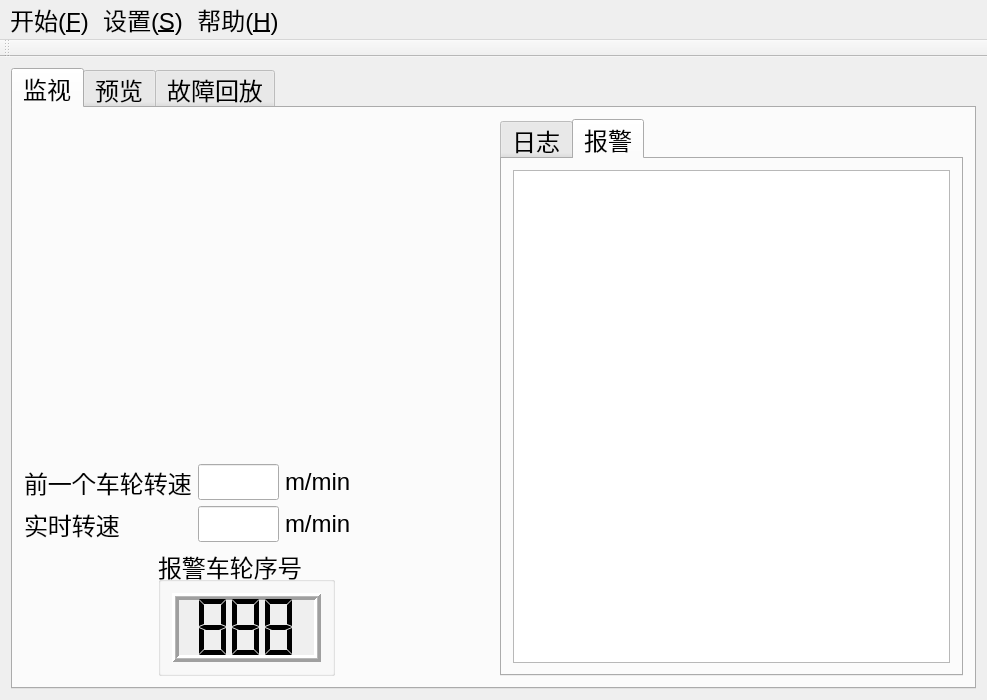
Before: the Qt Designer form WheelMonitor/MainWindow.ui in cx3386/WheelMonitor, drawn with Qt 5.
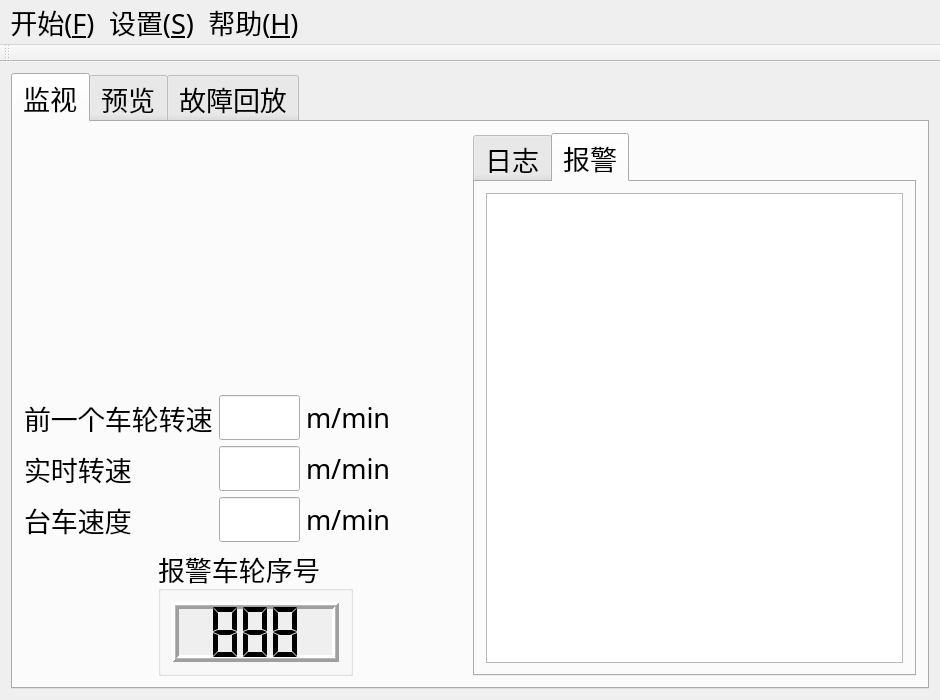
After: the same form once the commit is applied. The open tabs and pages were chosen to show the change. Icons and pictures are not drawn. Custom widgets are drawn as their Qt base class.

```diff
--- a/WheelMonitor/MainWindow.ui
+++ b/WheelMonitor/MainWindow.ui
@@ -6,13 +6,14 @@
    <rect>
     <x>0</x>
     <y>0</y>
-    <width>987</width>
+    <width>940</width>
     <height>700</height>
    </rect>
   </property>
   <property name="font">
    <font>
-    <pointsize>18</pointsize>
+    <family>等线</family>
+    <pointsize>20</pointsize>
    </font>
   </property>
   <property name="windowTitle">
@@ -36,210 +37,7 @@
        <attribute name="title">
         <string>监视</string>
        </attribute>
-       <layout class="QGridLayout" name="gridLayout_6">
-        <item row="0" column="2" rowspan="3">
-         <widget class="QTabWidget" name="logTabWidget">
-          <property name="minimumSize">
-           <size>
-            <width>0</width>
-            <height>0</height>
-           </size>
-          </property>
-          <property name="currentIndex">
-           <number>0</number>
-          </property>
-          <widget class="QWidget" name="logTab">
-           <attribute name="title">
-            <string>日志</string>
-           </attribute>
-           <layout class="QGridLayout" name="gridLayout_5">
-            <item row="0" column="0">
-             <widget class="myTextBrowser" name="logTextBrowser">
-              <property name="minimumSize">
-               <size>
-                <width>200</width>
-                <height>0</height>
-               </size>
-              </property>
-              <property name="font">
-               <font>
-                <pointsize>9</pointsize>
-               </font>
-              </property>
-              <property name="frameShape">
-               <enum>QFrame::StyledPanel</enum>
-              </property>
-              <property name="lineWrapMode">
-               <enum>QTextEdit::NoWrap</enum>
-              </property>
-              <property name="readOnly">
-               <bool>true</bool>
-              </property>
-             </widget>
-            </item>
-           </layout>
-          </widget>
-          <widget class="QWidget" name="errorTab">
-           <attribute name="title">
-            <string>报警</string>
-           </attribute>
-           <layout class="QGridLayout" name="gridLayout_3">
-            <item row="0" column="0">
-             <widget class="myTextBrowser" name="errorTextBrowser">
-              <property name="minimumSize">
-               <size>
-                <width>200</width>
-                <height>0</height>
-               </size>
-              </property>
-              <property name="font">
-               <font>
-                <pointsize>9</pointsize>
-               </font>
-              </property>
-              <property name="focusPolicy">
-               <enum>Qt::StrongFocus</enum>
-              </property>
-              <property name="autoFillBackground">
-               <bool>false</bool>
-              </property>
-              <property name="frameShape">
-               <enum>QFrame::StyledPanel</enum>
-              </property>
-              <property name="frameShadow">
-               <enum>QFrame::Sunken</enum>
-              </property>
-              <property name="lineWrapMode">
-               <enum>QTextEdit::NoWrap</enum>
-              </property>
-              <property name="placeholderText">
-               <string/>
-              </property>
-             </widget>
-            </item>
-           </layout>
-          </widget>
-         </widget>
-        </item>
-        <item row="1" column="0">
-         <layout class="QGridLayout" name="gridLayout_10">
-          <item row="1" column="0">
-           <widget class="QLabel" name="realSpeedLabel">
-            <property name="sizePolicy">
-             <sizepolicy hsizetype="Preferred" vsizetype="Preferred">
-              <horstretch>0</horstretch>
-              <verstretch>0</verstretch>
-             </sizepolicy>
-            </property>
-            <property name="text">
-             <string>实时转速</string>
-            </property>
-            <property name="buddy">
-             <cstring>realSpeedLineEdit</cstring>
-            </property>
-           </widget>
-          </item>
-          <item row="0" column="2">
-           <widget class="QLabel" name="label">
-            <property name="text">
-             <string>m/min</string>
-            </property>
-            <property name="buddy">
-             <cstring>lastSpeedLineEdit</cstring>
-            </property>
-           </widget>
-          </item>
-          <item row="1" column="2">
-           <widget class="QLabel" name="label_2">
-            <property name="text">
-             <string>m/min</string>
-            </property>
-            <property name="buddy">
-             <cstring>realSpeedLineEdit</cstring>
-            </property>
-           </widget>
-          </item>
-          <item row="1" column="1">
-           <widget class="QLineEdit" name="realSpeedLineEdit">
-            <property name="enabled">
-             <bool>true</bool>
-            </property>
-            <property name="minimumSize">
-             <size>
-              <width>81</width>
-              <height>0</height>
-             </size>
-            </property>
-            <property name="maximumSize">
-             <size>
-              <width>81</width>
-              <height>16777215</height>
-             </size>
-            </property>
-            <property name="text">
-             <string/>
-            </property>
-            <property name="readOnly">
-             <bool>true</bool>
-            </property>
-           </widget>
-          </item>
-          <item row="0" column="1">
-           <widget class="QLineEdit" name="lastSpeedLineEdit">
-            <property name="enabled">
-             <bool>true</bool>
-            </property>
-            <property name="minimumSize">
-             <size>
-              <width>81</width>
-              <height>0</height>
-             </size>
-            </property>
-            <property name="maximumSize">
-             <size>
-              <width>81</width>
-              <height>16777215</height>
-             </size>
-            </property>
-            <property name="text">
-             <string/>
-            </property>
-            <property name="readOnly">
-             <bool>true</bool>
-            </property>
-           </widget>
-          </item>
-          <item row="0" column="0">
-           <widget class="QLabel" name="lastSpeedLabel">
-            <property name="sizePolicy">
-             <sizepolicy hsizetype="Preferred" vsizetype="Preferred">
-              <horstretch>0</horstretch>
-              <verstretch>0</verstretch>
-             </sizepolicy>
-            </property>
-            <property name="text">
-             <string>前一个车轮转速</string>
-            </property>
-            <property name="buddy">
-             <cstring>lastSpeedLineEdit</cstring>
-            </property>
-           </widget>
-          </item>
-          <item row="0" column="3">
-           <spacer name="horizontalSpacer">
-            <property name="orientation">
-             <enum>Qt::Horizontal</enum>
-            </property>
-            <property name="sizeHint" stdset="0">
-             <size>
-              <width>37</width>
-              <height>20</height>
-             </size>
-            </property>
-           </spacer>
-          </item>
-         </layout>
-        </item>
+       <layout class="QGridLayout" name="gridLayout_7">
         <item row="0" column="0">
          <widget class="QLabel" name="imageMatchesLabel">
           <property name="sizePolicy">
@@ -265,7 +63,164 @@
           </property>
          </widget>
         </item>
-        <item row="2" column="0" colspan="2">
+        <item row="1" column="0">
+         <layout class="QGridLayout" name="gridLayout_6">
+          <item row="0" column="0">
+           <widget class="QLabel" name="lastSpeedLabel">
+            <property name="sizePolicy">
+             <sizepolicy hsizetype="Preferred" vsizetype="Preferred">
+              <horstretch>0</horstretch>
+              <verstretch>0</verstretch>
+             </sizepolicy>
+            </property>
+            <property name="text">
+             <string>前一个车轮转速</string>
+            </property>
+            <property name="buddy">
+             <cstring>lastSpeedLineEdit</cstring>
+            </property>
+           </widget>
+          </item>
+          <item row="0" column="1">
+           <widget class="QLineEdit" name="lastSpeedLineEdit">
+            <property name="enabled">
+             <bool>true</bool>
+            </property>
+            <property name="minimumSize">
+             <size>
+              <width>81</width>
+              <height>0</height>
+             </size>
+            </property>
+            <property name="maximumSize">
+             <size>
+              <width>81</width>
+              <height>16777215</height>
+             </size>
+            </property>
+            <property name="text">
+             <string/>
+            </property>
+            <property name="readOnly">
+             <bool>true</bool>
+            </property>
+           </widget>
+          </item>
+          <item row="0" column="2">
+           <widget class="QLabel" name="label">
+            <property name="text">
+             <string>m/min</string>
+            </property>
+            <property name="buddy">
+             <cstring>lastSpeedLineEdit</cstring>
+            </property>
+           </widget>
+          </item>
+          <item row="1" column="0">
+           <widget class="QLabel" name="rtSpeedLabel">
+            <property name="sizePolicy">
+             <sizepolicy hsizetype="Preferred" vsizetype="Preferred">
+              <horstretch>0</horstretch>
+              <verstretch>0</verstretch>
+             </sizepolicy>
+            </property>
+            <property name="text">
+             <string>实时转速</string>
+            </property>
+            <property name="buddy">
+             <cstring>rtSpeedLineEdit</cstring>
+            </property>
+           </widget>
+          </item>
+          <item row="1" column="1">
+           <widget class="QLineEdit" name="rtSpeedLineEdit">
+            <property name="enabled">
+             <bool>true</bool>
+            </property>
+            <property name="minimumSize">
+             <size>
+              <width>81</width>
+              <height>0</height>
+             </size>
+            </property>
+            <property name="maximumSize">
+             <size>
+              <width>81</width>
+              <height>16777215</height>
+             </size>
+            </property>
+            <property name="text">
+             <string/>
+            </property>
+            <property name="readOnly">
+             <bool>true</bool>
+            </property>
+           </widget>
+          </item>
+          <item row="1" column="2">
+           <widget class="QLabel" name="label_2">
+            <property name="text">
+             <string>m/min</string>
+            </property>
+            <property name="buddy">
+             <cstring>rtSpeedLineEdit</cstring>
+            </property>
+           </widget>
+          </item>
+          <item row="2" column="0">
+           <widget class="QLabel" name="cartSpeedLabel">
+            <property name="sizePolicy">
+             <sizepolicy hsizetype="Preferred" vsizetype="Preferred">
+              <horstretch>0</horstretch>
+              <verstretch>0</verstretch>
+             </sizepolicy>
+            </property>
+            <property name="text">
+             <string>台车速度</string>
+            </property>
+            <property name="buddy">
+             <cstring>rtSpeedLineEdit</cstring>
+            </property>
+           </widget>
+          </item>
+          <item row="2" column="1">
+           <widget class="QLineEdit" name="cartSpeedLineEdit">
+            <property name="enabled">
+             <bool>true</bool>
+            </property>
+            <property name="minimumSize">
+             <size>
+              <width>81</width>
+              <height>0</height>
+             </size>
+            </property>
+            <property name="maximumSize">
+             <size>
+              <width>81</width>
+              <height>16777215</height>
+             </size>
+            </property>
+            <property name="text">
+             <string/>
+            </property>
+            <property name="readOnly">
+             <bool>true</bool>
+            </property>
+           </widget>
+          </item>
+          <item row="2" column="2">
+           <widget class="QLabel" name="label_3">
+            <property name="text">
+             <string>m/min</string>
+            </property>
+            <property name="buddy">
+             <cstring>rtSpeedLineEdit</cstring>
+            </property>
+           </widget>
+          </item>
+         </layout>
+        </item>
+        <item row="2" column="0">
          <layout class="QHBoxLayout" name="horizontalLayout_2">
           <item>
            <widget class="QPushButton" name="alarmPushButton">
@@ -380,6 +335,90 @@
           </item>
          </layout>
         </item>
+        <item row="0" column="1" rowspan="3">
+         <widget class="QTabWidget" name="logTabWidget">
+          <property name="minimumSize">
+           <size>
+            <width>0</width>
+            <height>0</height>
+           </size>
+          </property>
+          <property name="currentIndex">
+           <number>1</number>
+          </property>
+          <widget class="QWidget" name="logTab">
+           <attribute name="title">
+            <string>日志</string>
+           </attribute>
+           <layout class="QGridLayout" name="gridLayout_5">
+            <item row="0" column="0">
+             <widget class="myTextBrowser" name="logTextBrowser">
+              <property name="minimumSize">
+               <size>
+                <width>200</width>
+                <height>0</height>
+               </size>
+              </property>
+              <property name="font">
+               <font>
+                <pointsize>9</pointsize>
+               </font>
+              </property>
+              <property name="frameShape">
+               <enum>QFrame::StyledPanel</enum>
+              </property>
+              <property name="lineWrapMode">
+               <enum>QTextEdit::NoWrap</enum>
+              </property>
+              <property name="readOnly">
+               <bool>true</bool>
+              </property>
+             </widget>
+            </item>
+           </layout>
+          </widget>
+          <widget class="QWidget" name="errorTab">
+           <attribute name="title">
+            <string>报警</string>
+           </attribute>
+           <layout class="QGridLayout" name="gridLayout_3">
+            <item row="0" column="0">
+             <widget class="myTextBrowser" name="errorTextBrowser">
+              <property name="minimumSize">
+               <size>
+                <width>200</width>
+                <height>0</height>
+               </size>
+              </property>
+              <property name="font">
+               <font>
+                <pointsize>9</pointsize>
+               </font>
+              </property>
+              <property name="focusPolicy">
+               <enum>Qt::StrongFocus</enum>
+              </property>
+              <property name="autoFillBackground">
+               <bool>false</bool>
+              </property>
+              <property name="frameShape">
+               <enum>QFrame::StyledPanel</enum>
+              </property>
+              <property name="frameShadow">
+               <enum>QFrame::Sunken</enum>
+              </property>
+              <property name="lineWrapMode">
+               <enum>QTextEdit::NoWrap</enum>
+              </property>
+              <property name="placeholderText">
+               <string/>
+              </property>
+             </widget>
+            </item>
+           </layout>
+          </widget>
+         </widget>
+        </item>
        </layout>
       </widget>
       <widget class="QWidget" name="playerTab">
@@ -429,13 +468,14 @@
     <rect>
      <x>0</x>
      <y>0</y>
-     <width>987</width>
-     <height>52</height>
+     <width>940</width>
+     <height>34</height>
     </rect>
    </property>
    <property name="font">
     <font>
-     <pointsize>18</pointsize>
+     <family>等线</family>
+     <pointsize>20</pointsize>
     </font>
    </property>
    <property name="defaultUp">
@@ -447,7 +487,8 @@
    <widget class="QMenu" name="menu_Main">
     <property name="font">
      <font>
-      <pointsize>18</pointsize>
+      <family>等线</family>
+      <pointsize>20</pointsize>
      </font>
     </property>
     <property name="tearOffEnabled">
@@ -476,6 +517,12 @@
     <addaction name="action_Quit"/>
    </widget>
    <widget class="QMenu" name="menu_Setting">
+    <property name="font">
+     <font>
+      <family>等线</family>
+      <pointsize>20</pointsize>
+     </font>
+    </property>
     <property name="title">
      <string>设置(&amp;S)</string>
     </property>
@@ -484,7 +531,8 @@
    <widget class="QMenu" name="menu_Help">
     <property name="font">
      <font>
-      <pointsize>18</pointsize>
+      <family>等线</family>
+      <pointsize>20</pointsize>
      </font>
     </property>
     <property name="title">
@@ -595,6 +643,12 @@
    <extends>QTextBrowser</extends>
    <header>mytextbrowser.h</header>
   </customwidget>
+  <customwidget>
+   <class>MyWidget</class>
+   <extends>QWidget</extends>
+   <header>mywidget.h</header>
+   <container>1</container>
+  </customwidget>
  </customwidgets>
  <resources>
   <include location="MainWindow.qrc"/>
```
Left out of the diff: 74 changed lines with no effect on the pictures.
